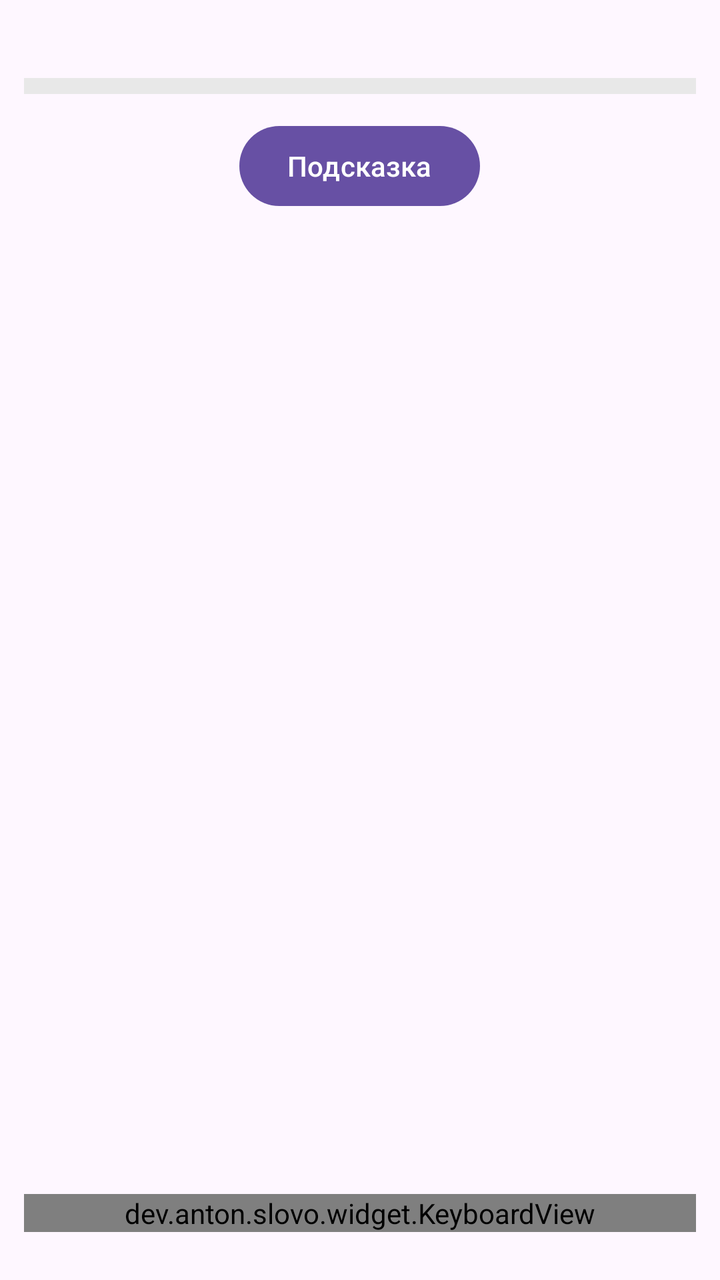
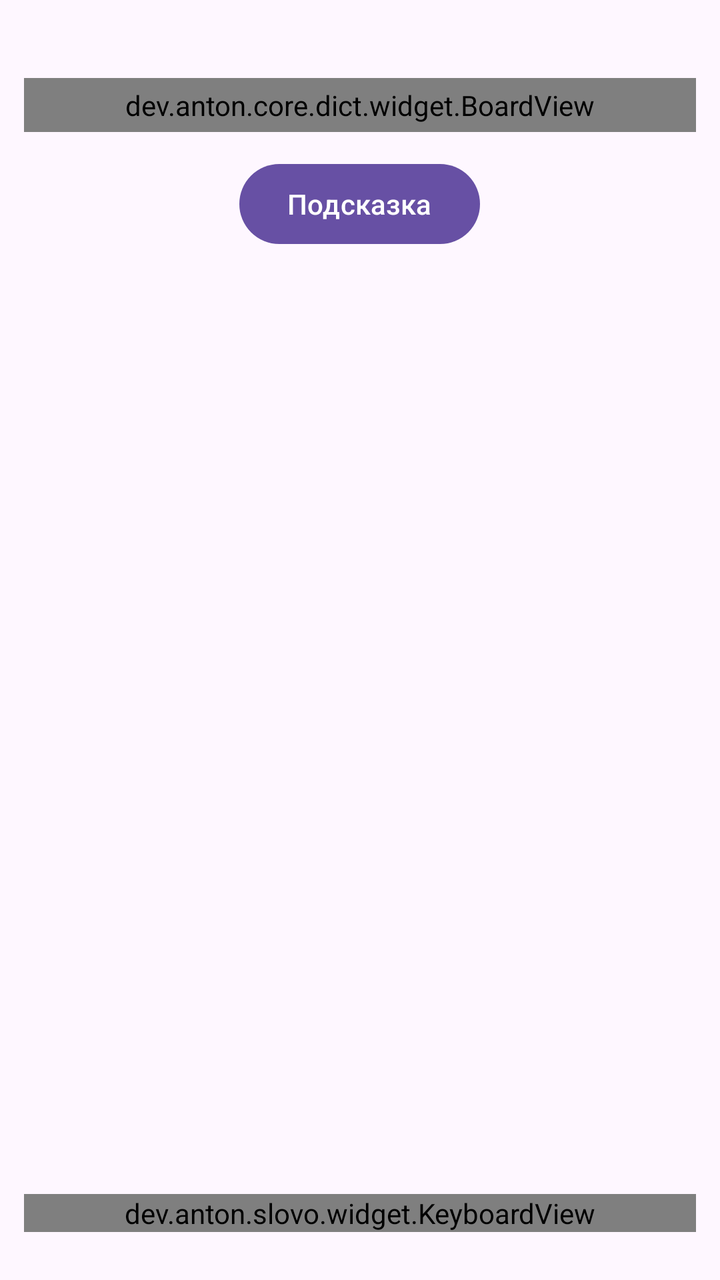

An Android layout rendered at two revisions. The XML below is the earlier revision; the diff shows what the commit changed to produce the second picture.
<!-- AndroidManifest.xml: application theme Theme.Slovo -->
<!-- res/layout/scene_game.xml -->
<?xml version="1.0" encoding="utf-8"?>
<LinearLayout xmlns:android="http://schemas.android.com/apk/res/android"
    android:layout_width="match_parent"
    android:layout_height="match_parent"
    android:orientation="vertical"
    android:padding="12dp">

    <TextView
        android:id="@+id/game_status"
        android:layout_width="wrap_content"
        android:layout_height="wrap_content"
        android:layout_gravity="center_horizontal"
        android:textSize="14sp" />

    
    <LinearLayout
        android:id="@+id/board"
        android:layout_width="match_parent"
        android:layout_height="wrap_content"
        android:layout_marginTop="8dp"
        android:background="#E8E8E8"
        android:orientation="vertical"
        android:padding="4dp"
        android:transitionName="board" />

    <Button
        android:id="@+id/hint_button"
        android:layout_width="wrap_content"
        android:layout_height="wrap_content"
        android:layout_gravity="center_horizontal"
        android:layout_marginTop="12dp"
        android:text="@string/hint" />

    
    <TextView
        android:id="@+id/hint_text"
        android:layout_width="match_parent"
        android:layout_height="wrap_content"
        android:paddingTop="8dp"
        android:textSize="14sp"
        android:visibility="gone" />

    <Space
        android:layout_width="match_parent"
        android:layout_height="0dp"
        android:layout_weight="1" />

    
    <dev.anton.slovo.widget.KeyboardView
        android:id="@+id/keyboard"
        android:layout_width="match_parent"
        android:layout_height="wrap_content"
        android:layout_marginBottom="12dp"
        android:transitionName="keyboard" />
</LinearLayout>
<!-- resources referenced by this layout -->
<resources>
  <string name="hint">Подсказка</string>
  <style name="Theme.Slovo" parent="Theme.Material3.Light.NoActionBar">
          <item name="android:windowActivityTransitions">true</item>
      </style>
</resources>

<!-- the commit's change to res/layout/scene_game.xml (unified diff, before → after) -->
@@ -1,5 +1,6 @@
 <?xml version="1.0" encoding="utf-8"?>
 <LinearLayout xmlns:android="http://schemas.android.com/apk/res/android"
+    xmlns:app="http://schemas.android.com/apk/res-auto"
     android:layout_width="match_parent"
     android:layout_height="match_parent"
     android:orientation="vertical"
@@ -13,15 +14,19 @@
         android:textSize="14sp" />
 
     
-    <LinearLayout
+    <dev.anton.core.dict.widget.BoardView
         android:id="@+id/board"
         android:layout_width="match_parent"
         android:layout_height="wrap_content"
         android:layout_marginTop="8dp"
         android:background="#E8E8E8"
-        android:orientation="vertical"
         android:padding="4dp"
-        android:transitionName="board" />
+        android:transitionName="board"
+        app:boardRows="6"
+        app:boardColumns="5"
+        app:boardCellSize="52dp"
+        app:boardCellMargin="3dp"
+        app:boardCellTextSize="22sp" />
 
     <Button
         android:id="@+id/hint_button"
